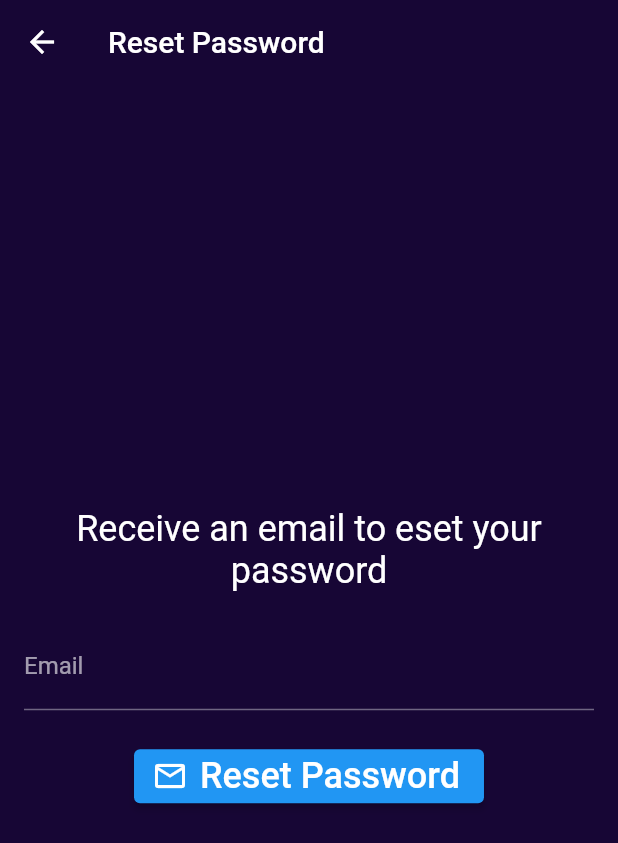
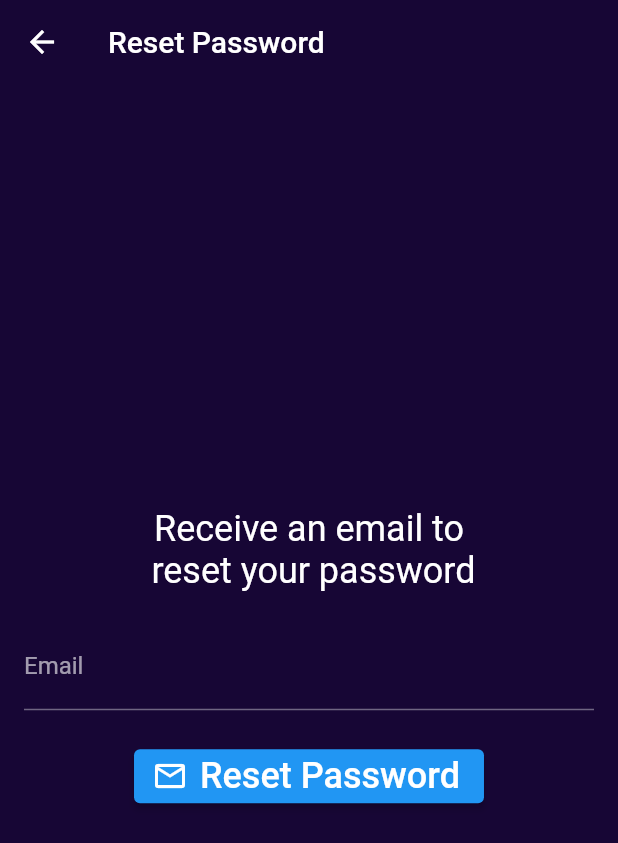
Before and after one commit to phil-ricardi/flutter_with_gsheets2, a Flutter app: the screen it shows after launch, after a tap on "Forgot Password?", on a phone screen of 412 x 824 dp. Shown: the top 843 px of the screen. Run offline on Flutter 3.47's test engine with Material 2 defaults, Android fonts, the light colour scheme and no system bars; drawn by our look-alikes of flutter_settings_screens; our stand-ins replace cloud_firestore, convex_bottom_bar, email_validator, firebase_auth, firebase_core, flutter_form_builder and 3 more; accounts and stored records are empty.

Commit message:
ver 0.0.32

```diff
--- a/lib/auth/forgot_password_page.dart
+++ b/lib/auth/forgot_password_page.dart
@@ -36,7 +36,7 @@ class _ForgotPasswordPageState extends State<ForgotPasswordPage> {
               mainAxisAlignment: MainAxisAlignment.center,
               children: [
                 const Text(
-                  'Receive an email to\reset your password',
+                  'Receive an email to \n reset your password',
                   textAlign: TextAlign.center,
                   style: TextStyle(fontSize: 24),
                 ),
@@ -54,7 +54,8 @@ class _ForgotPasswordPageState extends State<ForgotPasswordPage> {
                 ),
                 const SizedBox(height: 20),
                 ElevatedButton.icon(
-                  onPressed: () {}, //todo Add reset password thingy
+                  onPressed: () =>
+                      resetPassword(), //todo Add reset password thingy
                   icon: const Icon(Icons.email_outlined),
                   label: const Text(
                     'Reset Password',
--- a/lib/auth/widgets/login_widget.dart
+++ b/lib/auth/widgets/login_widget.dart
@@ -2,7 +2,7 @@
 import 'package:firebase_auth/firebase_auth.dart';
 import 'package:flutter/gestures.dart';
 import 'package:flutter/material.dart';
-import 'package:flutter/scheduler.dart';
+//import 'package:flutter/scheduler.dart';
 import 'package:google_fonts/google_fonts.dart';
 
 import '/Utils/utils.dart';
@@ -40,11 +40,11 @@ class _LoginWidgetState extends State<LoginWidget> {
   @override
   Widget build(BuildContext context) => SingleChildScrollView(
         key: _formKey,
-        padding: const EdgeInsets.all(16),
+        //padding: const EdgeInsets.all(16),
         child: Column(
           children: [
             Padding(
-              padding: const EdgeInsets.fromLTRB(0, 120, 0, 0),
+              padding: const EdgeInsets.fromLTRB(0, 20, 0, 0),
               child: Text(
                 'Hey You, \n Welcome Back',
                 textAlign: TextAlign.center,
@@ -55,23 +55,23 @@ class _LoginWidgetState extends State<LoginWidget> {
               ),
             ),
             Padding(
-              padding: const EdgeInsets.fromLTRB(0, 0, 0, 50),
-              child: Container(
-                width: 200,
-                height: 150,
-                decoration:
-                    BoxDecoration(borderRadius: BorderRadius.circular(10)),
+              padding: const EdgeInsets.fromLTRB(0, 0, 0, 10),
+              child: SizedBox(
+                width: 100,
+                height: 75,
                 child: Image.asset('assets/images/auth.png'),
               ),
             ),
             Padding(
               //! EMAIL FIELD
-              padding: const EdgeInsets.symmetric(horizontal: 15),
+              padding: const EdgeInsets.fromLTRB(20, 10, 20, 10),
               child: TextField(
                 controller: emailController,
                 keyboardType: TextInputType.emailAddress,
                 style: const TextStyle(color: Colors.white),
                 cursorColor: Colors.white,
+                cursorHeight: 30,
+                textAlignVertical: TextAlignVertical.bottom,
                 decoration: InputDecoration(
                     prefixIcon: const Icon(
                       Icons.mail_outline_rounded,
@@ -80,18 +80,18 @@ class _LoginWidgetState extends State<LoginWidget> {
                     filled: true,
                     fillColor: Colors.black12,
                     labelStyle: GoogleFonts.workSans(
-                      fontSize: 16,
+                      fontSize: 18,
                       color: Colors.white,
                     ),
                     hintStyle: GoogleFonts.workSans(
                       color: Colors.white54,
                     ),
                     enabledBorder: const OutlineInputBorder(
-                      //borderRadius: BorderRadius.all(Radius.circular(5.0)),
+                      borderRadius: BorderRadius.all(Radius.circular(5.0)),
                       borderSide: BorderSide(color: Colors.white, width: 0.5),
                     ),
                     focusedBorder: const OutlineInputBorder(
-                      //borderRadius: BorderRadius.all(Radius.circular(5.0)),
+                      borderRadius: BorderRadius.all(Radius.circular(15.0)),
                       borderSide: BorderSide(color: Colors.white, width: 1.5),
                     ),
                     labelText: 'Email',
@@ -101,12 +101,14 @@ class _LoginWidgetState extends State<LoginWidget> {
             ),
             Padding(
               //! PASSWORD FIELD
-              padding: const EdgeInsets.fromLTRB(15, 10, 15, 30),
+              padding: const EdgeInsets.fromLTRB(20, 10, 20, 10),
               child: TextField(
                 controller: passwordController,
                 obscureText: !_passwordVisible,
                 keyboardType: TextInputType.visiblePassword,
                 style: const TextStyle(color: Colors.white),
+                cursorHeight: 30,
+                textAlignVertical: TextAlignVertical.bottom,
                 decoration: InputDecoration(
                   prefixIcon: const Icon(
                     Icons.lock_outline_rounded,
@@ -127,7 +129,7 @@ class _LoginWidgetState extends State<LoginWidget> {
                   filled: true,
                   fillColor: Colors.black12,
                   labelStyle: GoogleFonts.workSans(
-                    fontSize: 16,
+                    fontSize: 18,
                     color: Colors.white,
                   ),
                   hintStyle: GoogleFonts.workSans(
@@ -138,7 +140,7 @@ class _LoginWidgetState extends State<LoginWidget> {
                     borderSide: BorderSide(color: Colors.white, width: 0.5),
                   ),
                   focusedBorder: const OutlineInputBorder(
-                    borderRadius: BorderRadius.all(Radius.circular(5.0)),
+                    borderRadius: BorderRadius.all(Radius.circular(15.0)),
                     borderSide: BorderSide(color: Colors.white, width: 2),
                   ),
                   labelText: 'Password',
@@ -156,8 +158,10 @@ class _LoginWidgetState extends State<LoginWidget> {
                 style: GoogleFonts.workSans(fontSize: 24),
               ),
             ),
-            const SizedBox(height: 24),
-            GestureDetector(
+            Padding(
+              //! FORGOT PASSWORD
+              padding: const EdgeInsets.fromLTRB(0, 0, 0, 0),
+              child: GestureDetector(
                 child: Text(
                   'Forgot Password?',
                   style: GoogleFonts.workSans(
@@ -172,11 +176,15 @@ class _LoginWidgetState extends State<LoginWidget> {
                   ),
                 ),
               ),
-            const SizedBox(height: 16),
-            RichText(
+            ),
+            Padding(
+              //! NO ACCOUNT
+              padding: const EdgeInsets.fromLTRB(0, 8, 0, 8),
+              child: RichText(
+                textAlign: TextAlign.center,
                 text: TextSpan(
                   style: GoogleFonts.workSans(color: Colors.white),
-                text: 'No Account? ',
+                  text: 'No Account?    ',
                   children: [
                     TextSpan(
                       recognizer: TapGestureRecognizer()
@@ -184,31 +192,13 @@ class _LoginWidgetState extends State<LoginWidget> {
                       text: 'Sign Up',
                       style: GoogleFonts.workSans(
                           decoration: TextDecoration.underline,
-                        color: Theme.of(context).colorScheme.onError),
+                          fontWeight: FontWeight.w600,
+                          color: Colors.white,
+                          fontSize: 20),
                     ),
                   ],
                 ),
               ),
-            SizedBox(
-              height: 30,
-              width: 300,
-              child: TextButton(
-                  onPressed: () {
-                    SchedulerBinding.instance.addPostFrameCallback((_) {
-                      Navigator.push(
-                        context,
-                        MaterialPageRoute(
-                          builder: (BuildContext context) =>
-                              const ForgotPasswordPage(),
-                        ),
-                      );
-                    });
-                  },
-                  child: Text(
-                    'Forgot Password?',
-                    style:
-                        GoogleFonts.workSans(fontSize: 12, color: Colors.white),
-                  )),
             ),
             Container(
               height: 60,
@@ -221,7 +211,7 @@ class _LoginWidgetState extends State<LoginWidget> {
                 //! SIGN IN GOOGLE
                 onPressed: () {},
                 child: Padding(
-                  padding: const EdgeInsets.fromLTRB(0, 10, 0, 10),
+                  padding: const EdgeInsets.symmetric(horizontal: 15),
                   child: Row(
                     children: <Widget>[
                       const Image(
@@ -229,7 +219,7 @@ class _LoginWidgetState extends State<LoginWidget> {
                         height: 30,
                       ),
                       Padding(
-                        padding: const EdgeInsets.only(left: 40, right: 55),
+                        padding: const EdgeInsets.only(left: 20, right: 20),
                         child: Text(
                           'Sign in with Google',
                           style: GoogleFonts.workSans(
--- a/lib/pages/contract_job_page.dart
+++ b/lib/pages/contract_job_page.dart
@@ -1,7 +1,7 @@
+import 'package:cloud_firestore/cloud_firestore.dart';
 import 'package:flutter/material.dart';
 import 'package:flutter_form_builder/flutter_form_builder.dart';
 import 'package:form_builder_validators/form_builder_validators.dart';
-import 'package:cloud_firestore/cloud_firestore.dart';
 import 'package:intl/intl.dart';
 
 class ContractJobForm extends StatefulWidget {
@@ -66,13 +66,13 @@ class ContractJobFormState extends State<ContractJobForm> {
                           },
                         ),
                       ),
-                      // locale: const Locale.fromSubtags(languageCode: 'fr'),
                     ),
                     FormBuilderDateTimePicker(
                       name: 'start time',
                       timePickerInitialEntryMode: TimePickerEntryMode.dial,
-                      initialValue: DateTime.now(),
-                      format: DateFormat('EEE - MM/dd/yy'),
+                      initialValue:
+                          DateTime.now().subtract(const Duration(hours: 1)),
+                      format: DateFormat('hh:mm a'),
                       inputType: InputType.time,
                       decoration: InputDecoration(
                         labelText: 'Start Time',
@@ -91,6 +91,7 @@ class ContractJobFormState extends State<ContractJobForm> {
                       name: 'end time',
                       timePickerInitialEntryMode: TimePickerEntryMode.dial,
                       initialValue: DateTime.now(),
+                      format: DateFormat('hh:mm a'),
                       inputType: InputType.time,
                       decoration: InputDecoration(
                         labelText: 'End Time',
--- a/lib/pages/home_page.dart
+++ b/lib/pages/home_page.dart
@@ -71,7 +71,7 @@ class _HomePageState extends State<HomePage> {
                 onPressed: () => Navigator.pushNamed(context, '/contract'),
                 icon: const Icon(Icons.inventory_rounded, size: 32),
                 label: const Text(
-                  'Invoice',
+                  'Contract Form',
                   style: TextStyle(fontSize: 24),
                 ),
               ),
--- a/lib/pages/settings_page.dart
+++ b/lib/pages/settings_page.dart
@@ -4,6 +4,7 @@ import 'package:flutter_settings_screens/flutter_settings_screens.dart';
 
 import '../Utils/icon_widget.dart';
 import '../Utils/utils.dart';
+import '../main.dart';
 import 'account_page.dart';
 import 'notifications_page.dart';
 
@@ -61,7 +62,10 @@ class SettingsPage extends StatelessWidget {
       title: 'Sign Out',
       subtitle: '',
       leading: const IconWidget(icon: Icons.logout, color: Colors.blueAccent),
-      onTap: () => FirebaseAuth.instance.signOut());
+      onTap: () {
+        FirebaseAuth.instance.signOut();
+        navigatorKey.currentState!.popUntil((route) => route.isFirst);
+      });
 
   Widget buildDeleteAccount() => SimpleSettingsTile(
         title: 'Delete Account',
--- a/lib/theme/theme.dart
+++ b/lib/theme/theme.dart
@@ -1,6 +1,7 @@
 import 'package:flutter/material.dart';
 
 final lightTheme = ThemeData.light().copyWith(
+  brightness: Brightness.light,
   primaryColor: Colors.teal,
   secondaryHeaderColor: Colors.black,
   scaffoldBackgroundColor: const Color.fromARGB(255, 21, 61, 190),
@@ -9,7 +10,8 @@ final lightTheme = ThemeData.light().copyWith(
 );
 
 final darkTheme = ThemeData.dark().copyWith(
-  primaryColor: Colors.teal,
+  brightness: Brightness.dark,
+  primaryColor: const Color.fromARGB(255, 3, 2, 51),
   secondaryHeaderColor: Colors.white,
   scaffoldBackgroundColor: const Color(0xFF170635),
   canvasColor: const Color.fromARGB(255, 18, 24, 105),
```
Lines whose indentation alone changed are shown as unchanged.
